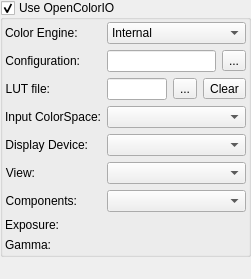
First picture: the form in krita/plugins/extensions/dockers/lut/wdglut.ui, repository KDE/krita, before the edit.
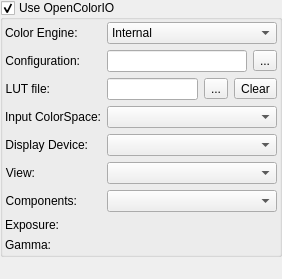
Second picture: the form after the edit. Custom widgets are drawn as their Qt base class.

Commit message:
Fix three small bugs in LUT docker
1) Don't assert when no OCIO config file is selected
2) Disable not available controls when "Internal" mode is selected
3) Fix loading of the color management mode

Thanks Boud for pointing out these problems! :)

The edit to the form file:
```diff
--- a/krita/plugins/extensions/dockers/lut/wdglut.ui
+++ b/krita/plugins/extensions/dockers/lut/wdglut.ui
@@ -6,7 +6,7 @@
    <rect>
     <x>0</x>
     <y>0</y>
-    <width>244</width>
+    <width>282</width>
     <height>279</height>
    </rect>
   </property>
```
Left out of the diff: 6 changed lines with no effect on the pictures. The commit also changes 1 other file.
